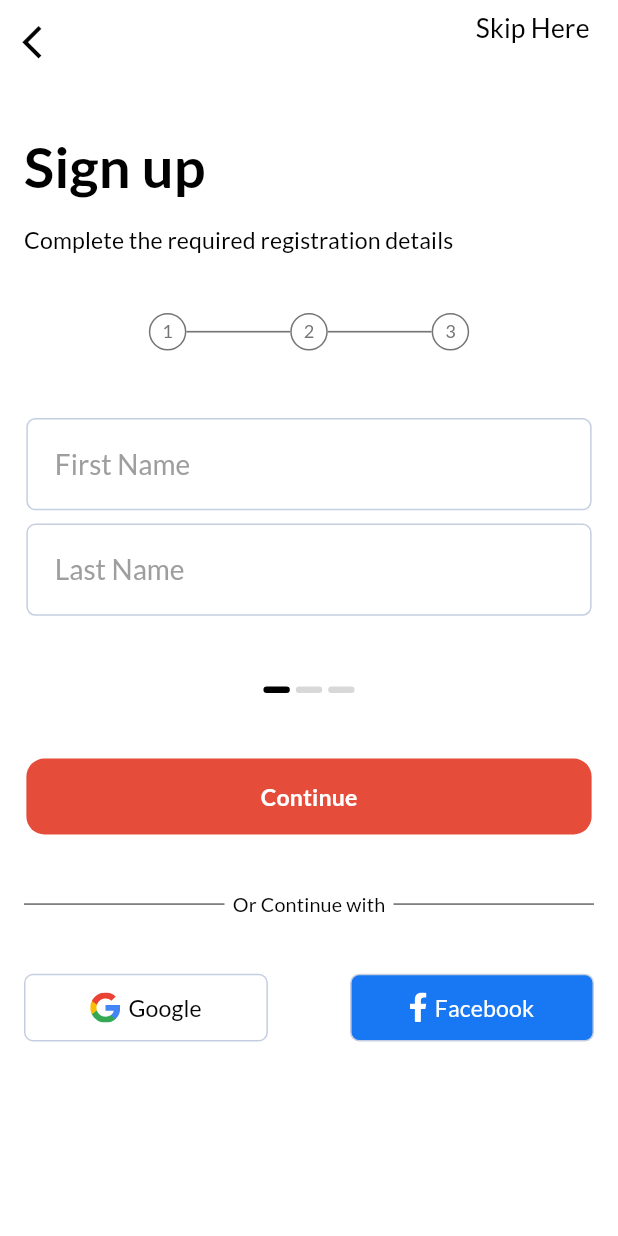
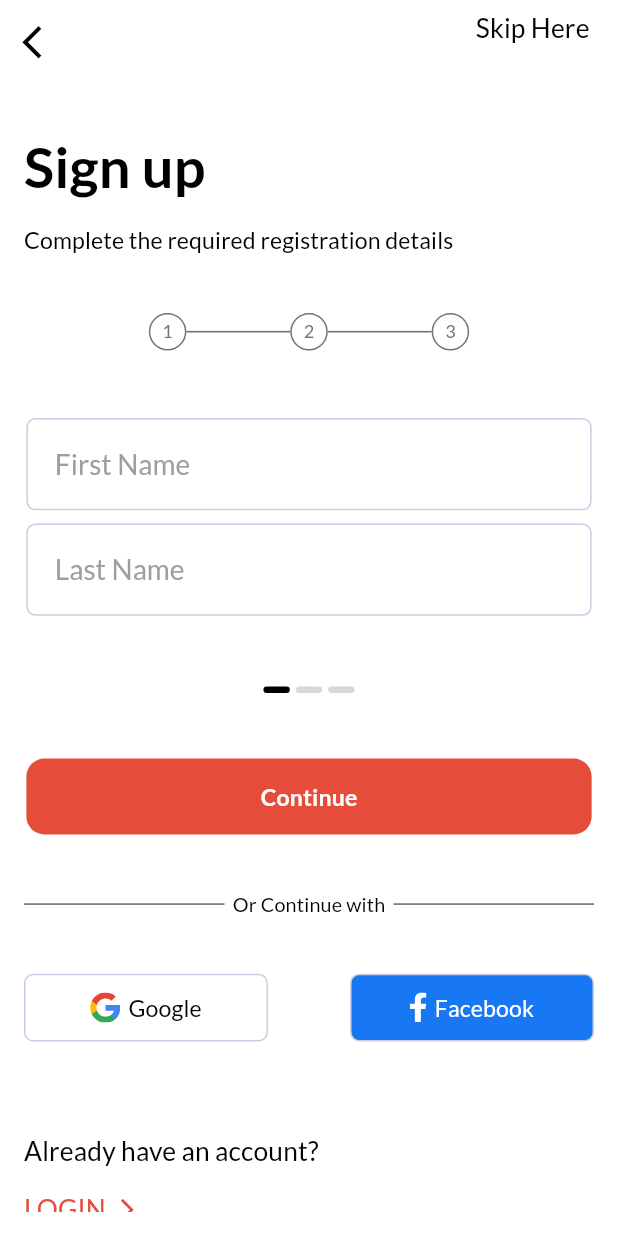
Before and after one commit to Collins-01/Interview_Test, a Flutter app: the SignUpView screen opened directly, on a phone screen of 412 x 824 dp. Run offline on Flutter 3.47's test engine with Material 2 defaults, Android fonts, the phone set to English and light mode, and no system bars; our stand-ins replace flutter_svg, google_fonts.

Commit message:
Fixed the image issues

```diff
--- a/lib/views/authentications/components/auth_text_field.dart
+++ b/lib/views/authentications/components/auth_text_field.dart
@@ -19,7 +19,7 @@ class AuthTextField extends StatelessWidget {
     return Container(
       alignment: Alignment.center,
       height: getProportionatefontSize(56),
-      width: SizeConfig.orientation==Orientation.portrait? getProportionatefontSize(343):SizeConfig.screenWidth!*0.80,
+      width: SizeConfig.orientation==Orientation.portrait? getProportionatefontSize(343):SizeConfig.screenWidth!,
       decoration: BoxDecoration(
         border: Border.all(
           color: Color(0xffC5CEE0),
--- a/lib/views/authentications/sign_up_view.dart
+++ b/lib/views/authentications/sign_up_view.dart
@@ -7,8 +7,9 @@ import 'package:interview_test/widgets/app_button.dart';
 import 'package:interview_test/widgets/app_text.dart';
 import 'package:interview_test/widgets/social_media_button.dart';
 
+// ignore: must_be_immutable
 class SignUpView extends StatelessWidget {
-  const SignUpView({Key? key}) : super(key: key);
+  bool isPotrait = SizeConfig.orientation == Orientation.portrait;
 
   @override
   Widget build(BuildContext context) {
@@ -61,7 +62,6 @@ class SignUpView extends StatelessWidget {
                   color: Colors.black,
                 ),
               ),
-
               SizedBox(
                 height: getProportionatefontSize(16),
               ),
@@ -94,7 +94,6 @@ class SignUpView extends StatelessWidget {
                   title: "Last Name",
                 ),
               ),
-
               SizedBox(
                 height: getProportionatefontSize(41),
               ),
@@ -158,7 +157,9 @@ class SignUpView extends StatelessWidget {
                 height: getProportionatefontSize(35),
               ),
               Row(
-                mainAxisAlignment: MainAxisAlignment.spaceAround,
+                mainAxisAlignment: isPotrait
+                    ? MainAxisAlignment.spaceAround
+                    : MainAxisAlignment.spaceBetween,
                 children: [
                   SocialMediaButton(
                     callback: () {},
@@ -166,7 +167,7 @@ class SignUpView extends StatelessWidget {
                     hasBorder: false,
                     icon: 'assets/icons/google.svg',
                   ),
-                  Spacer(),
+                  isPotrait? Spacer():Container(),
                   SocialMediaButton(
                     buttonColor: Color(0xff1877F2),
                     textColor: Colors.white,
@@ -176,7 +177,46 @@ class SignUpView extends StatelessWidget {
                     icon: 'assets/icons/facebook.svg',
                   )
                 ],
-              )
+              ),
+              SizedBox(
+                height: getProportionatefontSize(57),
+              ),
+              Column(
+                crossAxisAlignment: CrossAxisAlignment.start,
+                mainAxisAlignment: MainAxisAlignment.start,
+                children: [
+                  AppText(
+                    fontSize: getProportionatefontSize(16),
+                    fontWeight: FontWeight.w400,
+                    content: "Already have an account?",
+                  ),
+                  SizedBox(
+                    height: getProportionatefontSize(16),
+                  ),
+                  Row(
+                    children: [
+                      //
+                      AppText(
+                        fontSize: getProportionatefontSize(16),
+                        fontWeight: FontWeight.w400,
+                        color: AppColors.primaryColor,
+                        content: "LOGIN",
+                      ),
+                      SizedBox(
+                        width: getProportionatefontSize(5),
+                      ),
+                      Icon(
+                        Icons.arrow_forward_ios,
+                        color: AppColors.primaryColor,
+                        size: getProportionatefontSize(16),
+                      )
+                    ],
+                  )
+                ],
+              ),
+              SizedBox(
+                height: getProportionatefontSize(16),
+              ),
             ],
           ),
         ),
--- a/lib/views/home/home_view.dart
+++ b/lib/views/home/home_view.dart
@@ -27,7 +27,6 @@ class _HomeViewState extends State<HomeView> {
     SizeConfig().init(context);
     return SafeArea(
       top: false,
-
       child: Scaffold(
           backgroundColor: Colors.white,
           appBar: AppBar(
@@ -155,7 +154,11 @@ class _HomeViewState extends State<HomeView> {
                           ? getProportionatefontSize(335)
                           : SizeConfig.screenWidth!,
                       decoration: BoxDecoration(
-                      color: Colors.blue,
+                        // color: Colors.blue,
+                        image: DecorationImage(
+                          fit: BoxFit.cover,
+                          image: AssetImage('assets/images/advert.png'),
+                        ),
                         borderRadius: BorderRadius.all(
                           Radius.circular(5),
                         ),
@@ -227,8 +230,7 @@ class _HomeViewState extends State<HomeView> {
               ),
             ),
           ),
-        bottomNavigationBar: KButtomNav()
-      ),
+          bottomNavigationBar: KButtomNav()),
     );
   }
 }
```
Also changed, not shown: assets/images/advert.png (added). Lines whose indentation alone changed are shown as unchanged.
